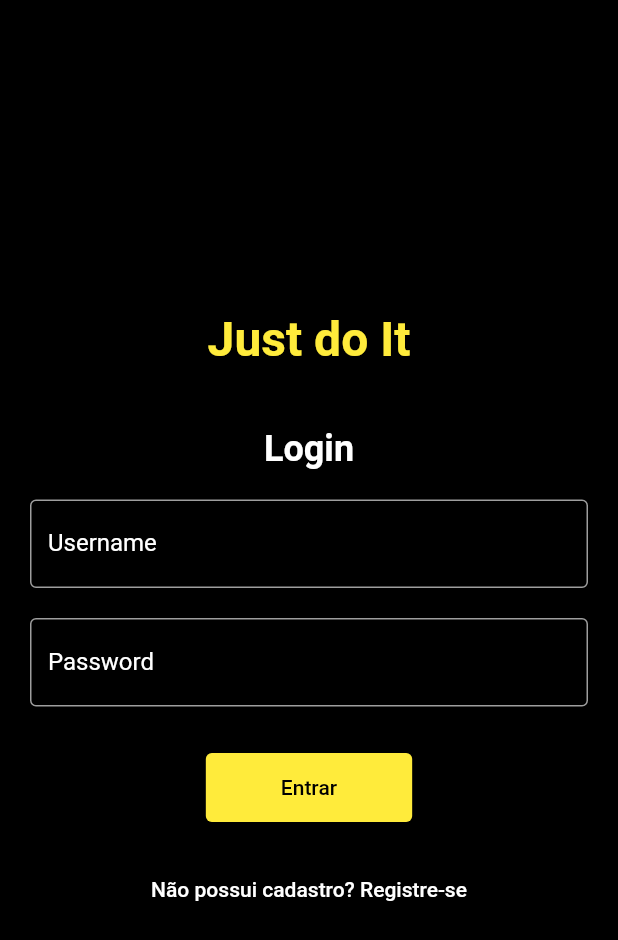
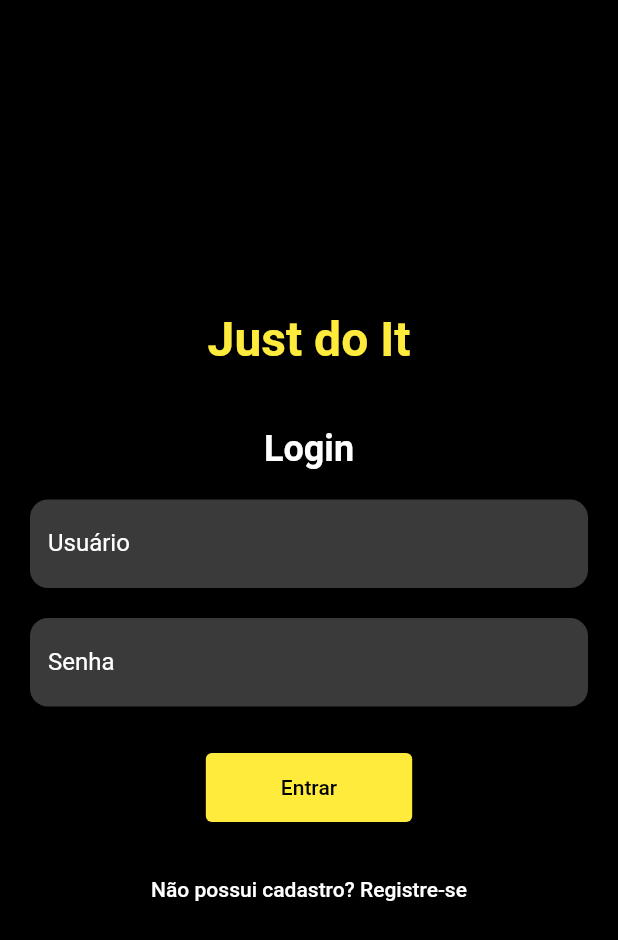
Before and after one commit to Pareidollya/app, a Flutter app: the screen it shows after launch, on a phone screen of 412 x 824 dp. Shown: the top 940 px of the screen. Run offline on Flutter 3.47's test engine with Material 2 defaults, Android fonts, the phone set to English and light mode, and no system bars.

Commit message:
ajuste input

```diff
--- a/lib/pages/login.dart
+++ b/lib/pages/login.dart
@@ -34,34 +34,41 @@ class _LoginPageState extends State<LoginPage> {
             ),
             SizedBox(height: 20),
             TextField(
+              style: TextStyle(color: Colors.white),
               decoration: InputDecoration(
-                labelText: "Username",
+                filled: true, // Adiciona preenchimento ao campo
+                fillColor: Color.fromARGB(255, 58, 58,
+                    58), // Define a cor de preenchimento como preta
+                labelText: "Usuário",
                 labelStyle: TextStyle(color: Colors.white),
                 enabledBorder: OutlineInputBorder(
-                  borderSide: BorderSide(color: Colors.grey, width: 1.0),
-                  borderRadius: BorderRadius.circular(4.0),
+                  borderSide: BorderSide.none, // Remove a borda
+                  borderRadius: BorderRadius.circular(12.0),
                 ),
                 focusedBorder: OutlineInputBorder(
-                  borderSide: BorderSide(color: Colors.blue, width: 2.0),
-                  borderRadius: BorderRadius.circular(4.0),
+                  borderSide: BorderSide(color: Colors.yellow, width: 2.0),
+                  borderRadius: BorderRadius.circular(12.0),
                 ),
               ),
             ),
             SizedBox(height: 20),
             TextField(
+              style: TextStyle(color: Colors.white),
               decoration: InputDecoration(
-                labelText: "Password",
+                filled: true, // Adiciona preenchimento ao campo
+                fillColor: Color.fromARGB(255, 58, 58,
+                    58), // Define a cor de preenchimento como preta
+                labelText: "Senha",
                 labelStyle: TextStyle(color: Colors.white),
                 enabledBorder: OutlineInputBorder(
-                  borderSide: BorderSide(color: Colors.grey, width: 1.0),
-                  borderRadius: BorderRadius.circular(4.0),
+                  borderSide: BorderSide.none, // Remove a borda
+                  borderRadius: BorderRadius.circular(12.0),
                 ),
                 focusedBorder: OutlineInputBorder(
-                  borderSide: BorderSide(color: Colors.blue, width: 2.0),
-                  borderRadius: BorderRadius.circular(4.0),
+                  borderSide: BorderSide(color: Colors.yellow, width: 2.0),
+                  borderRadius: BorderRadius.circular(12.0),
                 ),
               ),
-              obscureText: true,
             ),
             SizedBox(height: 30),
             ElevatedButton(
```
